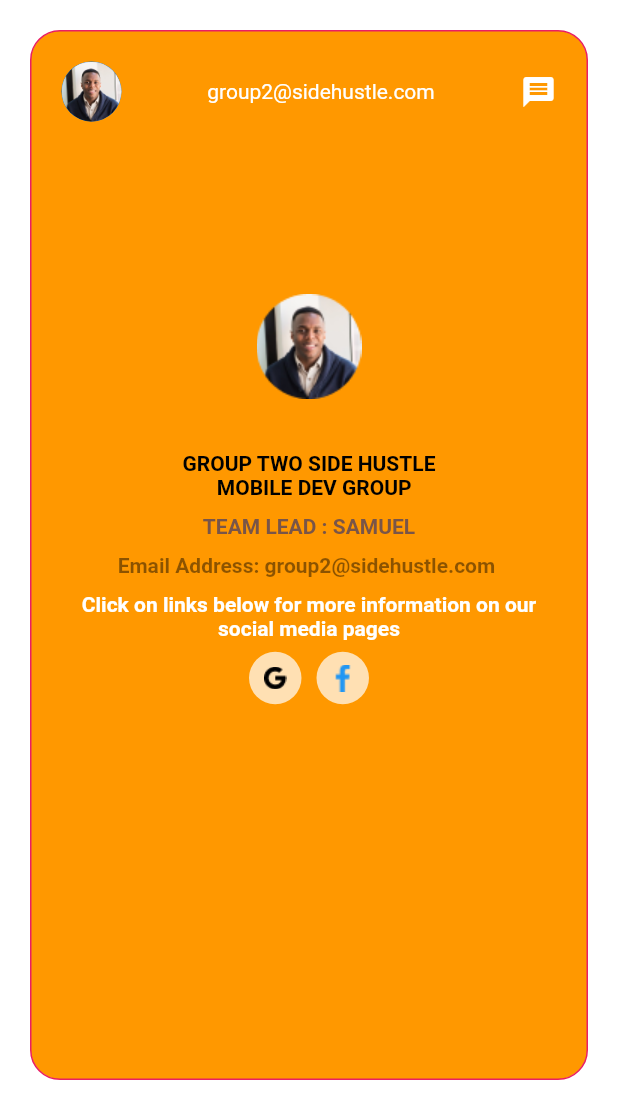
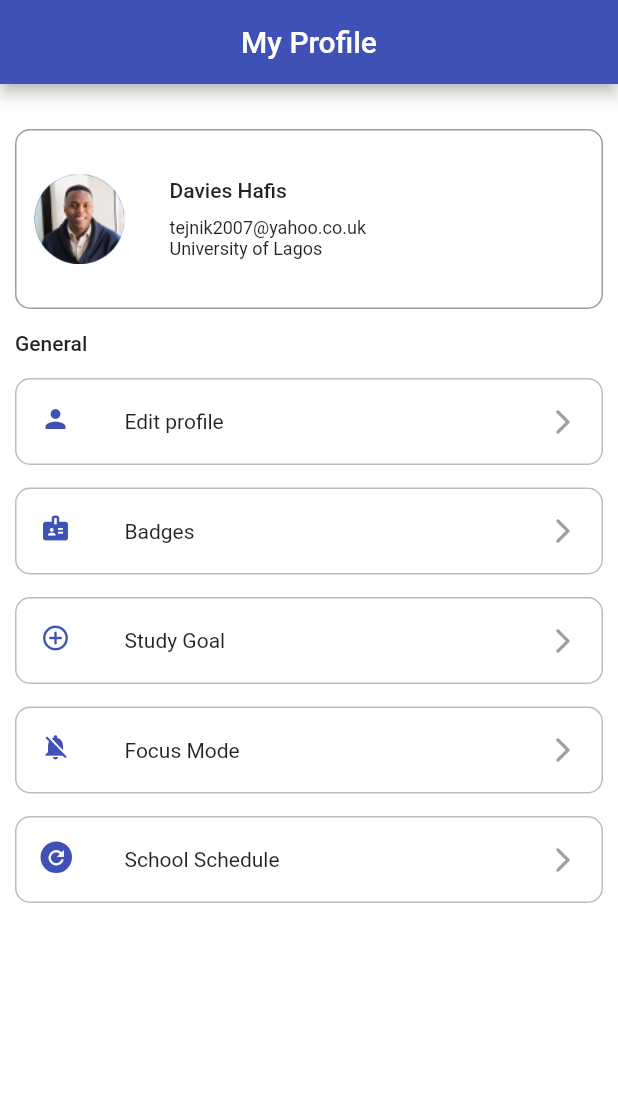
Before and after one commit to DAVIES-HAFIS/SIDEHUSTLE-PROFILE-PAGE, a Flutter app: the screen it shows after launch, on a phone screen of 412 x 824 dp. Shown: the top 1119 px of the screen. Run offline on Flutter 3.47's test engine with Material 2 defaults, Android fonts, the phone set to English and light mode, and no system bars; statements that could not run were skipped.

Commit message:
my profile task

```diff
--- a/lib/main.dart
+++ b/lib/main.dart
@@ -23,88 +23,131 @@ class ProfilePage extends StatelessWidget {
   Widget build(BuildContext context) {
     return Scaffold(
       backgroundColor: Colors.white,
-
+      appBar: AppBar(
+        backgroundColor: Colors.indigo,
+        title: Text("My Profile", style: TextStyle(color: Colors.white, fontSize: 20us, fontWeight: FontWeight.bold),),
+        centerTitle: true,
+      ),
       body: SafeArea(
-        child: SingleChildScrollView(
-          child: Container(
-            height: 700,
+        child: Padding(
+          padding: EdgeInsets.symmetric(horizontal: 10.0, vertical: 30),
+          child: Column(
+            crossAxisAlignment: CrossAxisAlignment.start,
+            children:[
+              Container(
                 decoration: BoxDecoration(
-              color: Colors.orange,
-              borderRadius: BorderRadius.circular(20),
-              border: Border.all(color: Colors.pink,width: 1),
+                  borderRadius: BorderRadius.circular(10.0),
+                  border: Border.all(color: Colors.grey, width: 1),
                 ),
-            padding: EdgeInsets.all(20.0),
-            margin: EdgeInsets.all(20.0),
-            child: SingleChildScrollView(
-              child: Column(
+                padding: EdgeInsets.all(12.0),
+                height: 120,
+                width: double.infinity,
+                child: Row(
                   crossAxisAlignment: CrossAxisAlignment.center,
-                mainAxisAlignment: MainAxisAlignment.center,
-                children: [
-                Row(
-                  mainAxisAlignment: MainAxisAlignment.spaceBetween,
                   children: [
                     CircleAvatar(
-                backgroundImage:
-                AssetImage("assets/images/accountimg.png"),
-                radius: 20,
-              ),
-              Text(
-                'group2@sidehustle.com',
-                style: TextStyle(color: Colors.white),
-              ),
-                Icon(Icons.message, color: Colors.white,),
-              ],
-          ),
-                  SizedBox(
-                    height: 100,
-                  ),
-                  Container(
-                    height: 100,
-                    width: 100,
+                      radius: 30,
                       child: Image.asset("assets/images/accountimg.png"),
                     ),
-                  SizedBox(
-                    height: 20,
-                  ),
-                  Text("GROUP TWO SIDE HUSTLE \n  MOBILE DEV GROUP", style: TextStyle(color: Colors.black , fontWeight: FontWeight.bold, fontSize: 14),textAlign: TextAlign.center,),
-                  SizedBox(
-                    height: 10,
-                  ),
-                  Text("TEAM LEAD : SAMUEL",style: TextStyle(fontWeight: FontWeight.bold, fontSize: 14, color: Colors.brown),),
-                  SizedBox(
-                    height: 10,
-                  ),
-                  Text("Email Address: group2@sidehustle.com ",style: TextStyle(fontWeight: FontWeight.bold, fontSize: 14, color: Colors.black45),),
-                  SizedBox(
-                    height: 10,
-                  ),
-                  Text("Click on links below for more information on our social media pages",style: TextStyle(fontWeight: FontWeight.bold, fontSize: 14, color: Colors.white),textAlign: TextAlign.center,),
-                  Container(
-                    height: 50,
-                    width: 100,
-                    child: Row(
-                      mainAxisAlignment: MainAxisAlignment.spaceEvenly,
+                    SizedBox(width: 30,),
+                    Column(
+                      mainAxisAlignment: MainAxisAlignment.center,
+                      crossAxisAlignment: CrossAxisAlignment.start,
                       children: [
-                        Container(
-                          decoration: BoxDecoration(
-                            color: Colors.white70,
-                          shape: BoxShape.circle),
-                          padding: EdgeInsets.all(10) ,
-                            child: Image.asset("assets/images/google.png",width: 15, height: 30,)),
-                        Container(
-                            decoration: BoxDecoration(
-                                color: Colors.white70,
-                                shape: BoxShape.circle),
-                            padding: EdgeInsets.all(10) ,
-                            child: Image.asset("assets/images/facebook.png",width: 15, height: 30,color: Colors.blue,)),
+                        Text("Davies Hafis", style: TextStyle(fontSize: 14,fontWeight: FontWeight.w500),),
+                        SizedBox(height: 10,),
+                        Text("tejnik2007@yahoo.co.uk", style: TextStyle(fontSize: 12,),),
+                        Text("University of Lagos", style: TextStyle(fontSize: 12,),),
+                      ],
+                    )
                   ],
                 ),
               ),
-                ],
+              Padding(
+                padding: EdgeInsets.symmetric(vertical: 15.0),
+                child: Text("General", style: TextStyle(fontSize: 14,fontWeight: FontWeight.w500),),
+              ),
+              Padding(
+                padding:EdgeInsets.only(bottom: 15.0),
+                child: Container(
+                  decoration: BoxDecoration(
+                    borderRadius: BorderRadius.circular(10.0),
+                    border: Border.all(color: Colors.black26, width: 1),
+                  ),
+                  child: ListTile(
+                    title: Text("Edit profile" ,style: TextStyle(fontSize: 14,fontWeight: FontWeight.w400),),
+                    leading: Icon(Icons.person,color: Colors.indigo,size: 20,),
+                    trailing: Icon(Icons.arrow_forward_ios_rounded,color: Colors.grey,size: 20,),
                   ),
                 ),
               ),
+              Padding(
+                padding:EdgeInsets.only(bottom: 15.0),
+                child: Container(
+                  decoration: BoxDecoration(
+                    borderRadius: BorderRadius.circular(10.0),
+                    border: Border.all(color: Colors.black26, width: 1),
                   ),
+                  child: ListTile(
+                    title: Text("Badges" ,style: TextStyle(fontSize: 14,fontWeight: FontWeight.w400),),
+                    leading: Icon(Icons.badge,color: Colors.indigo,size: 20,),
+                    trailing: Icon(Icons.arrow_forward_ios_rounded,color: Colors.grey,size: 20,),
+                  ),
+                ),
+              ),
+              Padding(
+                padding:EdgeInsets.only(bottom: 15.0),
+                child: Container(
+                  decoration: BoxDecoration(
+                    borderRadius: BorderRadius.circular(10.0),
+                    border: Border.all(color: Colors.black26, width: 1),
+                  ),
+                  child: ListTile(
+                    title: Text("Study Goal" ,style: TextStyle(fontSize: 14,fontWeight: FontWeight.w400),),
+                    leading: Icon(Icons.add_circle_outline_outlined,color: Colors.indigo,size: 20,),
+                    trailing: Icon(Icons.arrow_forward_ios_rounded,color: Colors.grey,size: 20,),
+                  ),
+                ),
+              ),
+              Padding(
+                padding:EdgeInsets.only(bottom: 15.0),
+                child: Container(
+                  decoration: BoxDecoration(
+                    borderRadius: BorderRadius.circular(10.0),
+                    border: Border.all(color: Colors.black26, width: 1),
+                  ),
+                  child: ListTile(
+                    title: Text("Focus Mode" ,style: TextStyle(fontSize: 14,fontWeight: FontWeight.w400),),
+                    leading: Icon(Icons.notifications_off,color: Colors.indigo,size: 20,),
+                    trailing: Icon(Icons.arrow_forward_ios_rounded,color: Colors.grey,size: 20,),
+                  ),
+                ),
+              ),
+              Padding(
+                padding:EdgeInsets.only(bottom: 15.0),
+                child: Container(
+                  decoration: BoxDecoration(
+                    borderRadius: BorderRadius.circular(10.0),
+                    border: Border.all(color: Colors.black26, width: 1),
+                  ),
+                  child: ListTile(
+                    title: Text("School Schedule" ,style: TextStyle(fontSize: 14,fontWeight: FontWeight.w400),),
+                    leading: Container(
+                        child: Icon(Icons.refresh_outlined,color: Colors.white,size: 15,),
+                        padding: EdgeInsets.all(3.0),
+                      decoration: BoxDecoration(
+                        color: Colors.indigo,
+                        shape: BoxShape.circle,
+                      ),
+
+                    ),
+                    trailing: Icon(Icons.arrow_forward_ios_rounded,color: Colors.grey,size: 20,),
+                  ),
+                ),
+              ),
+            ]
+          ),
+        )
       ),
     );
   }
```
Lines whose indentation alone changed are shown as unchanged.
